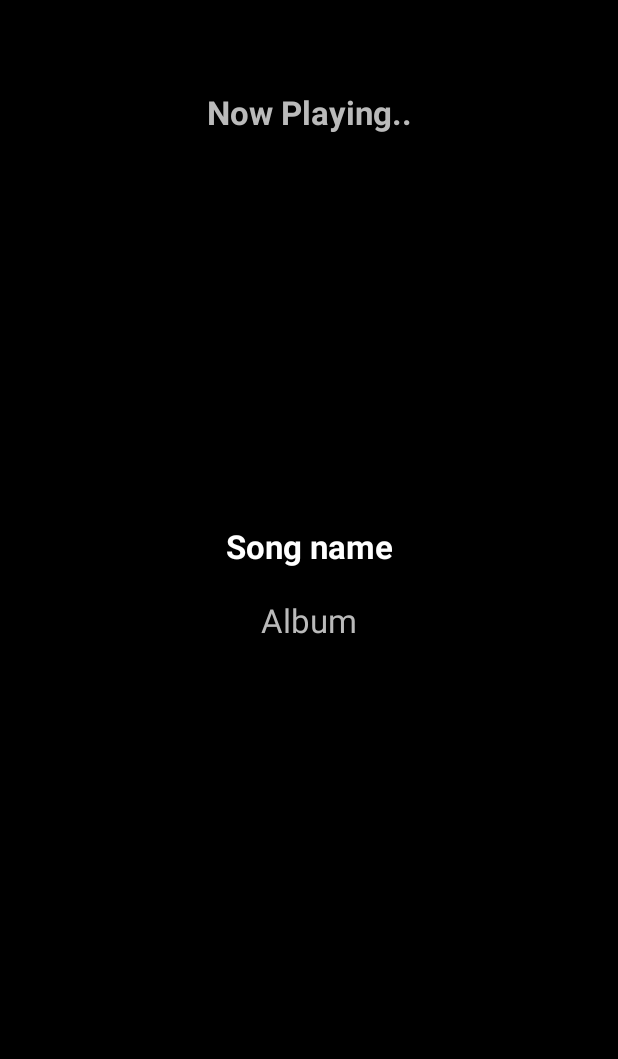
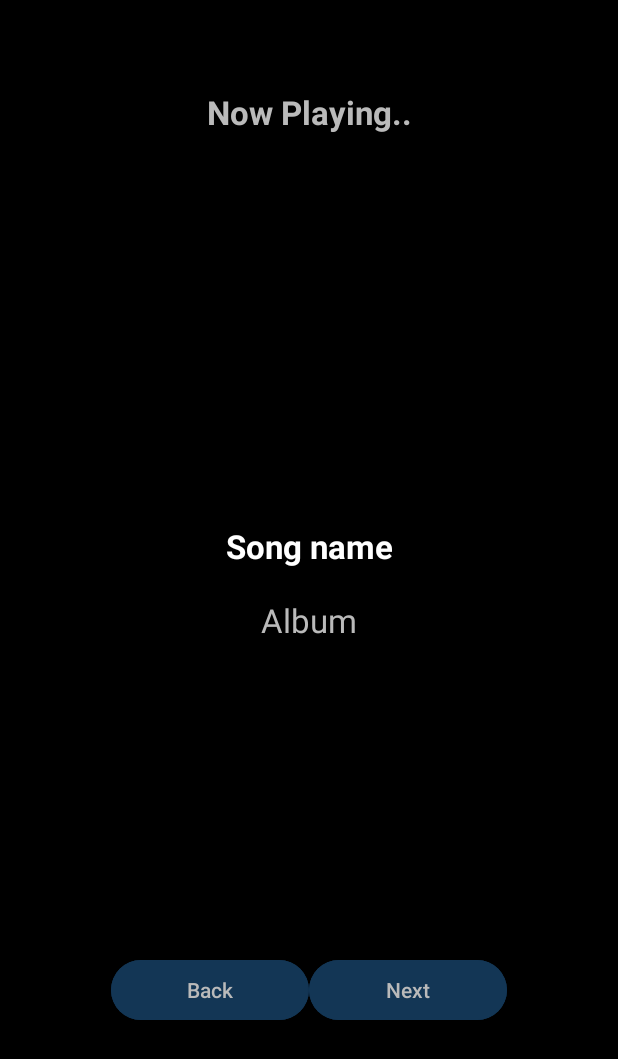
Before and after one commit to Aditya10bit/MelodyMingle, an Android app: the layout activity_player.xml on its own in the app's theme, with its tools: preview values and no code run, on a phone screen of 412 x 824 dp. Shown: the top 1059 px of the screen. Run offline under Robolectric (Android 15) with nearby library versions, the phone set to English and light mode, and no system bars.

Commit message:
added back and next button

```diff
--- a/app/build.gradle.kts
+++ b/app/build.gradle.kts
@@ -55,6 +55,7 @@ dependencies {
     androidTestImplementation(libs.androidx.junit)
     androidTestImplementation(libs.androidx.espresso.core)
     implementation ("com.github.bumptech.glide:glide:4.16.0")
+    implementation ("com.github.bumptech.glide:okhttp3-integration:4.16.0")
     implementation("androidx.media3:media3-exoplayer:1.3.1")
     implementation("androidx.media3:media3-exoplayer-dash:1.3.1")
     implementation("androidx.media3:media3-ui:1.3.1")
--- a/app/src/main/res/layout/activity_player.xml
+++ b/app/src/main/res/layout/activity_player.xml
@@ -69,7 +69,39 @@
         android:layout_marginTop="8dp"
         app:hide_on_touch="false"
         app:show_timeout="0"
-        android:id="@+id/player_view"/>
+        android:id="@+id/player_view">
+
+    </androidx.media3.ui.PlayerView>
 
 
+    <LinearLayout
+        android:layout_width="match_parent"
+        android:layout_height="wrap_content"
+        android:weightSum="4"
+        android:gravity="center">
+
+
+        <Button
+            android:id="@+id/PreviousButton"
+            android:layout_width="wrap_content"
+            android:layout_height="wrap_content"
+            android:layout_gravity="center"
+            android:layout_weight="1"
+            android:text="Back"
+            android:textColor="@color/textwhite"
+            android:backgroundTint="#133655"/>
+
+        <Button
+            android:id="@+id/nextButton"
+            style="@style/Widget.Material3.Button.ElevatedButton"
+            android:layout_width="wrap_content"
+            android:layout_height="wrap_content"
+            android:layout_gravity="center"
+            android:layout_weight="1"
+            android:backgroundTint="#133655"
+            android:text="Next"
+
+            android:textColor="@color/textwhite" />
+
+    </LinearLayout>
 </LinearLayout>
--- a/app/src/main/res/layout/category_item_recycler_row.xml
+++ b/app/src/main/res/layout/category_item_recycler_row.xml
@@ -9,8 +9,8 @@
     android:layout_marginEnd="16dp">
 
     <ImageView
-        android:layout_width="100dp"
-        android:layout_height="100dp"
+        android:layout_width="150dp"
+        android:layout_height="150dp"
         android:scaleType="fitXY"
         android:layout_marginLeft="16dp"
         android:id="@+id/cover_image_view" />
@@ -20,7 +20,7 @@
         android:layout_width="match_parent"
         android:layout_height="wrap_content"
         android:layout_marginLeft="16dp"
-        android:layout_gravity="center"
+        android:gravity="center"
         android:textAlignment="center"
         android:textSize="18sp"
         android:layout_marginTop="8sp"
--- a/app/src/main/res/layout/section_song_list_recycler_row.xml
+++ b/app/src/main/res/layout/section_song_list_recycler_row.xml
@@ -8,8 +8,8 @@
     android:orientation="vertical">
 
     <ImageView
-        android:layout_width="180dp"
-        android:layout_height="180dp"
+        android:layout_width="200dp"
+        android:layout_height="200dp"
         android:scaleType="fitXY"
         android:id="@+id/song_cover_image_view"/>
 
```
Also changed, not shown: app/src/main/java/com/example/myapplication/PlayerActivity.kt (+132 -26 lines), app/src/main/res/layout/activity_main.xml (+3 -8 lines).
